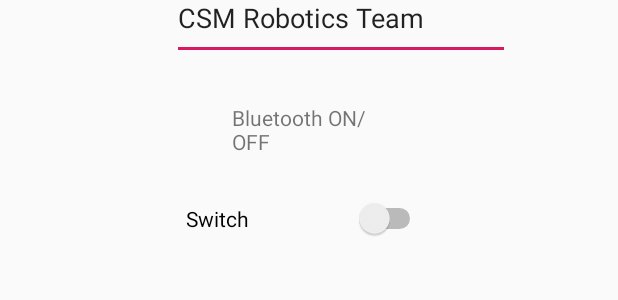
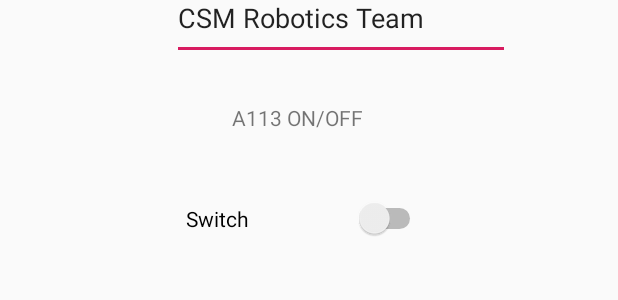
Before and after one commit to RHerrera83/GUI, an Android app: the layout content_main.xml on its own in the app's theme, with its tools: preview values and no code run, on a phone screen of 412 x 824 dp. Shown: the part 330-630 px from the top of the screen. Run offline under Robolectric (Android 15) with nearby library versions, the phone set to English and light mode, and no system bars.

Commit message:
Update content_main.xml

```diff
--- a/app/src/main/res/layout/content_main.xml
+++ b/app/src/main/res/layout/content_main.xml
@@ -28,7 +28,7 @@
         android:layout_height="40dp"
         android:layout_marginEnd="148dp"
         android:layout_marginRight="148dp"
-        android:text="Bluetooth ON/OFF"
+        android:text="A113 ON/OFF"
         app:layout_constraintBottom_toTopOf="@+id/switch3"
         app:layout_constraintEnd_toEndOf="parent" />
 
```
